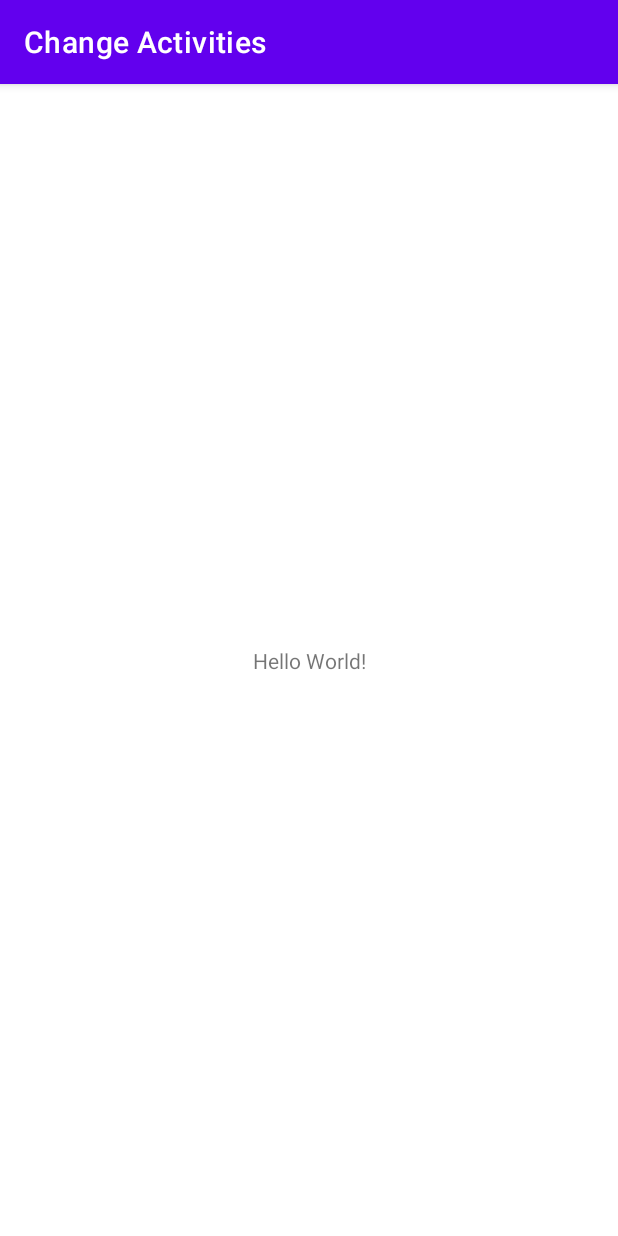
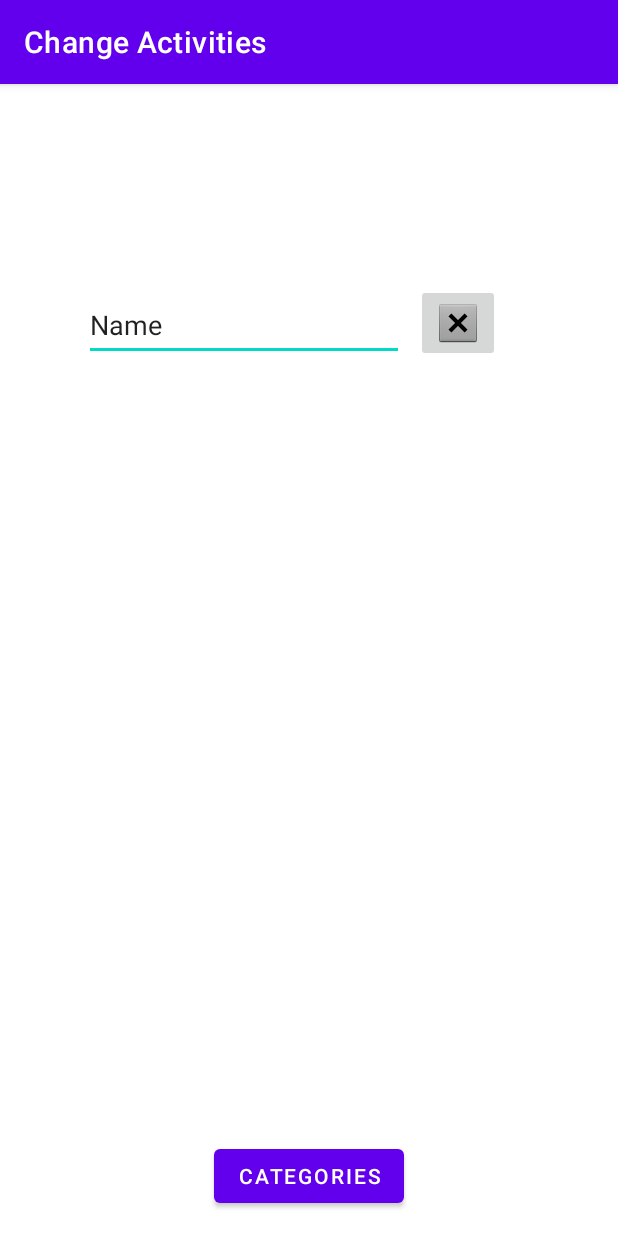
Before and after one commit to MarcGuti45/Change_Activities, an Android app: the screen it shows after launch (MainActivity), on a phone screen of 412 x 824 dp. Run offline under Robolectric (Android 15) with nearby library versions, the phone set to English and light mode, and no system bars.

Commit message:
Final commit

```diff
--- a/app/src/main/java/com/marc/changeactivities/MainActivity.kt
+++ b/app/src/main/java/com/marc/changeactivities/MainActivity.kt
@@ -1,11 +1,39 @@
 package com.marc.changeactivities
 
+import android.app.Activity
+import android.content.Intent
 import androidx.appcompat.app.AppCompatActivity
 import android.os.Bundle
+import android.widget.*
+import androidx.activity.result.contract.ActivityResultContracts
 
 class MainActivity : AppCompatActivity() {
     override fun onCreate(savedInstanceState: Bundle?) {
         super.onCreate(savedInstanceState)
         setContentView(R.layout.activity_main)
+
+        val button = findViewById<Button>(R.id.button)
+        val imageButton : ImageButton = findViewById(R.id.imageButton3)
+
+        var resultat = registerForActivityResult(ActivityResultContracts.StartActivityForResult()) { result ->
+            if (result.resultCode == Activity.RESULT_OK) {
+                val date: Intent? = result.data
+                if(date != null){
+                    Toast.makeText(this, "La categoria es:  ${date.getStringExtra("categories")}", Toast.LENGTH_SHORT).show()
+                }
+
+            }
+        }
+
+        button.setOnClickListener() {
+            val intent = Intent(this, ActivityThree::class.java)
+            resultat.launch(intent)
+        }
+
+        imageButton.setOnClickListener() {
+            val intent = Intent(this,ActivityTwo::class.java)
+            startActivity(intent)
+        }
+
     }
 }
--- /dev/null
+++ b/app/src/main/java/com/marc/changeactivities/Splash_Activity.kt
@@ -0,0 +1,12 @@
+package com.marc.changeactivities
+
+import android.content.Intent
+import androidx.appcompat.app.AppCompatActivity
+import android.os.Bundle
+
+class Splash_Activity : AppCompatActivity() {
+    override fun onCreate(savedInstanceState: Bundle?) {
+        super.onCreate(savedInstanceState)
+        startActivity(Intent(this, MainActivity::class.java))
+    }
+}
--- /dev/null
+++ b/app/src/main/res/drawable/splash.xml
@@ -0,0 +1,12 @@
+<?xml version="1.0" encoding="utf-8"?>
+<layer-list xmlns:android="http://schemas.android.com/apk/res/android" android:opacity="opaque">
+    <item android:drawable="@color/black"></item>
+
+    <item
+        android:left="10dp"
+        android:right="10dp"
+        android:top="260dp"
+        android:bottom="260dp">
+        <bitmap android:src="@drawable/apple_logo"/>
+    </item>
+</layer-list>
--- a/app/src/main/res/layout/activity_main.xml
+++ b/app/src/main/res/layout/activity_main.xml
@@ -6,13 +6,43 @@
     android:layout_height="match_parent"
     tools:context=".MainActivity">
 
-    <TextView
+    <EditText
+        android:id="@+id/editTextTextPersonName"
         android:layout_width="wrap_content"
         android:layout_height="wrap_content"
-        android:text="Hello World!"
+        android:layout_marginStart="56dp"
+        android:ems="10"
+        android:inputType="textPersonName"
+        android:minHeight="48dp"
+        android:text="@string/name"
+        app:layout_constraintBottom_toTopOf="@+id/button"
+        app:layout_constraintStart_toStartOf="parent"
+        app:layout_constraintTop_toTopOf="parent"
+        app:layout_constraintVertical_bias="0.208"
+        android:autofillHints="" />
+
+    <ImageButton
+        android:id="@+id/imageButton3"
+        android:layout_width="wrap_content"
+        android:layout_height="wrap_content"
+        android:contentDescription="@string/intents"
+        app:layout_constraintBottom_toTopOf="@+id/button"
+        app:layout_constraintEnd_toEndOf="parent"
+        app:layout_constraintHorizontal_bias="0.09"
+        app:layout_constraintStart_toEndOf="@+id/editTextTextPersonName"
+        app:layout_constraintTop_toTopOf="parent"
+        app:layout_constraintVertical_bias="0.204"
+        app:srcCompat="@android:drawable/btn_dialog"
+        tools:ignore="SpeakableTextPresentCheck" />
+
+    <Button
+        android:id="@+id/button"
+        android:layout_width="wrap_content"
+        android:layout_height="wrap_content"
+        android:layout_marginBottom="16dp"
+        android:text="@string/categories"
         app:layout_constraintBottom_toBottomOf="parent"
         app:layout_constraintEnd_toEndOf="parent"
-        app:layout_constraintStart_toStartOf="parent"
-        app:layout_constraintTop_toTopOf="parent" />
+        app:layout_constraintStart_toStartOf="parent" />
 
 </androidx.constraintlayout.widget.ConstraintLayout>
--- a/app/src/main/res/values/strings.xml
+++ b/app/src/main/res/values/strings.xml
@@ -1,3 +1,10 @@
 <resources>
     <string name="app_name">Change Activities</string>
+    <string name="intents">Intents</string>
+    <string name="name">Name</string>
+    <string name="categories">CATEGORIES</string>
+    <string name="telefon">Telefon</string>
+    <string name="mapa">Mapa</string>
+    <string name="mail">Mail</string>
+    <string name="web">Web</string>
 </resources>
--- a/app/src/main/res/values/themes.xml
+++ b/app/src/main/res/values/themes.xml
@@ -1,4 +1,4 @@
-<resources xmlns:tools="http://schemas.android.com/tools">
+ <resources xmlns:tools="http://schemas.android.com/tools">
     <!-- Base application theme. -->
     <style name="Theme.ChangeActivities" parent="Theme.MaterialComponents.DayNight.DarkActionBar">
         <!-- Primary brand color. -->
@@ -13,4 +13,8 @@
         <item name="android:statusBarColor" tools:targetApi="l">?attr/colorPrimaryVariant</item>
         <!-- Customize your theme here. -->
     </style>
+
+     <style name="SplashTheme" parent="Theme.AppCompat.NoActionBar">
+         <item name="android:windowBackground">@drawable/splash</item>
+     </style>
 </resources>
```
Also changed, not shown: app/src/main/AndroidManifest.xml (+16 -2 lines), app/src/main/java/com/marc/changeactivities/ActivityThree.kt (added, +37 -0 lines), app/src/main/java/com/marc/changeactivities/ActivityTwo.kt (added, +59 -0 lines), app/src/main/res/drawable/arrow_svgrepo_com.xml (added, +12 -0 lines), app/src/main/res/layout/activity_three.xml (added, +32 -0 lines), app/src/main/res/layout/activity_two.xml (added, +50 -0 lines), app/src/main/res/drawable-v24/apple_logo.png (added).
